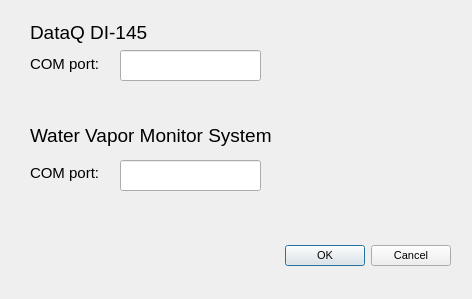
Old version of the form setup_GUI.ui in the repository jbaviation/humidity_cart.
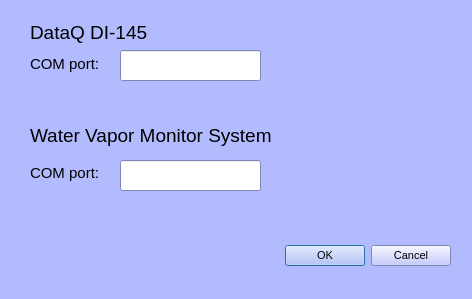
New version of the form.

Commit message: Cleaned up units, and formatting for both GUIs.  Next is to setup record capability.

Diff of the .ui file:
```diff
--- a/setup_GUI.ui
+++ b/setup_GUI.ui
@@ -10,6 +10,421 @@
     <height>299</height>
    </rect>
   </property>
+  <property name="palette">
+   <palette>
+    <active>
+     <colorrole role="WindowText">
+      <brush brushstyle="SolidPattern">
+       <color alpha="255">
+        <red>0</red>
+        <green>0</green>
+        <blue>0</blue>
+       </color>
+      </brush>
+     </colorrole>
+     <colorrole role="Button">
+      <brush brushstyle="SolidPattern">
+       <color alpha="255">
+        <red>179</red>
+        <green>187</green>
+        <blue>255</blue>
+       </color>
+      </brush>
+     </colorrole>
+     <colorrole role="Light">
+      <brush brushstyle="SolidPattern">
+       <color alpha="255">
+        <red>255</red>
+        <green>255</green>
+        <blue>255</blue>
+       </color>
+      </brush>
+     </colorrole>
+     <colorrole role="Midlight">
+      <brush brushstyle="SolidPattern">
+       <color alpha="255">
+        <red>217</red>
+        <green>221</green>
+        <blue>255</blue>
+       </color>
+      </brush>
+     </colorrole>
+     <colorrole role="Dark">
+      <brush brushstyle="SolidPattern">
+       <color alpha="255">
+        <red>89</red>
+        <green>93</green>
+        <blue>127</blue>
+       </color>
+      </brush>
+     </colorrole>
+     <colorrole role="Mid">
+      <brush brushstyle="SolidPattern">
+       <color alpha="255">
+        <red>119</red>
+        <green>125</green>
+        <blue>170</blue>
+       </color>
+      </brush>
+     </colorrole>
+     <colorrole role="Text">
+      <brush brushstyle="SolidPattern">
+       <color alpha="255">
+        <red>0</red>
+        <green>0</green>
+        <blue>0</blue>
+       </color>
+      </brush>
+     </colorrole>
+     <colorrole role="BrightText">
+      <brush brushstyle="SolidPattern">
+       <color alpha="255">
+        <red>255</red>
+        <green>255</green>
+        <blue>255</blue>
+       </color>
+      </brush>
+     </colorrole>
+     <colorrole role="ButtonText">
+      <brush brushstyle="SolidPattern">
+       <color alpha="255">
+        <red>0</red>
+        <green>0</green>
+        <blue>0</blue>
+       </color>
+      </brush>
+     </colorrole>
+     <colorrole role="Base">
+      <brush brushstyle="SolidPattern">
+       <color alpha="255">
+        <red>255</red>
+        <green>255</green>
+        <blue>255</blue>
+       </color>
+      </brush>
+     </colorrole>
+     <colorrole role="Window">
+      <brush brushstyle="SolidPattern">
+       <color alpha="255">
+        <red>179</red>
+        <green>187</green>
+        <blue>255</blue>
+       </color>
+      </brush>
+     </colorrole>
+     <colorrole role="Shadow">
+      <brush brushstyle="SolidPattern">
+       <color alpha="255">
+        <red>0</red>
+        <green>0</green>
+        <blue>0</blue>
+       </color>
+      </brush>
+     </colorrole>
+     <colorrole role="AlternateBase">
+      <brush brushstyle="SolidPattern">
+       <color alpha="255">
+        <red>217</red>
+        <green>221</green>
+        <blue>255</blue>
+       </color>
+      </brush>
+     </colorrole>
+     <colorrole role="ToolTipBase">
+      <brush brushstyle="SolidPattern">
+       <color alpha="255">
+        <red>255</red>
+        <green>255</green>
+        <blue>220</blue>
+       </color>
+      </brush>
+     </colorrole>
+     <colorrole role="ToolTipText">
+      <brush brushstyle="SolidPattern">
+       <color alpha="255">
+        <red>0</red>
+        <green>0</green>
+        <blue>0</blue>
+       </color>
+      </brush>
+     </colorrole>
+    </active>
+    <inactive>
+     <colorrole role="WindowText">
+      <brush brushstyle="SolidPattern">
+       <color alpha="255">
+        <red>0</red>
+        <green>0</green>
+        <blue>0</blue>
+       </color>
+      </brush>
+     </colorrole>
+     <colorrole role="Button">
+      <brush brushstyle="SolidPattern">
+       <color alpha="255">
+        <red>179</red>
+        <green>187</green>
+        <blue>255</blue>
+       </color>
+      </brush>
+     </colorrole>
+     <colorrole role="Light">
+      <brush brushstyle="SolidPattern">
+       <color alpha="255">
+        <red>255</red>
+        <green>255</green>
+        <blue>255</blue>
+       </color>
+      </brush>
+     </colorrole>
+     <colorrole role="Midlight">
+      <brush brushstyle="SolidPattern">
+       <color alpha="255">
+        <red>217</red>
+        <green>221</green>
+        <blue>255</blue>
+       </color>
+      </brush>
+     </colorrole>
+     <colorrole role="Dark">
+      <brush brushstyle="SolidPattern">
+       <color alpha="255">
+        <red>89</red>
+        <green>93</green>
+        <blue>127</blue>
+       </color>
+      </brush>
+     </colorrole>
+     <colorrole role="Mid">
+      <brush brushstyle="SolidPattern">
+       <color alpha="255">
+        <red>119</red>
+        <green>125</green>
+        <blue>170</blue>
+       </color>
+      </brush>
+     </colorrole>
+     <colorrole role="Text">
+      <brush brushstyle="SolidPattern">
+       <color alpha="255">
+        <red>0</red>
+        <green>0</green>
+        <blue>0</blue>
+       </color>
+      </brush>
+     </colorrole>
+     <colorrole role="BrightText">
+      <brush brushstyle="SolidPattern">
+       <color alpha="255">
+        <red>255</red>
+        <green>255</green>
+        <blue>255</blue>
+       </color>
+      </brush>
+     </colorrole>
+     <colorrole role="ButtonText">
+      <brush brushstyle="SolidPattern">
+       <color alpha="255">
+        <red>0</red>
+        <green>0</green>
+        <blue>0</blue>
+       </color>
+      </brush>
+     </colorrole>
+     <colorrole role="Base">
+      <brush brushstyle="SolidPattern">
+       <color alpha="255">
+        <red>255</red>
+        <green>255</green>
+        <blue>255</blue>
+       </color>
+      </brush>
+     </colorrole>
+     <colorrole role="Window">
+      <brush brushstyle="SolidPattern">
+       <color alpha="255">
+        <red>179</red>
+        <green>187</green>
+        <blue>255</blue>
+       </color>
+      </brush>
+     </colorrole>
+     <colorrole role="Shadow">
+      <brush brushstyle="SolidPattern">
+       <color alpha="255">
+        <red>0</red>
+        <green>0</green>
+        <blue>0</blue>
+       </color>
+      </brush>
+     </colorrole>
+     <colorrole role="AlternateBase">
+      <brush brushstyle="SolidPattern">
+       <color alpha="255">
+        <red>217</red>
+        <green>221</green>
+        <blue>255</blue>
+       </color>
+      </brush>
+     </colorrole>
+     <colorrole role="ToolTipBase">
+      <brush brushstyle="SolidPattern">
+       <color alpha="255">
+        <red>255</red>
+        <green>255</green>
+        <blue>220</blue>
+       </color>
+      </brush>
+     </colorrole>
+     <colorrole role="ToolTipText">
+      <brush brushstyle="SolidPattern">
+       <color alpha="255">
+        <red>0</red>
+        <green>0</green>
+        <blue>0</blue>
+       </color>
+      </brush>
+     </colorrole>
+    </inactive>
+    <disabled>
+     <colorrole role="WindowText">
+      <brush brushstyle="SolidPattern">
+       <color alpha="255">
+        <red>89</red>
+        <green>93</green>
+        <blue>127</blue>
+       </color>
+      </brush>
+     </colorrole>
+     <colorrole role="Button">
+      <brush brushstyle="SolidPattern">
+       <color alpha="255">
+        <red>179</red>
+        <green>187</green>
+        <blue>255</blue>
+       </color>
+      </brush>
+     </colorrole>
+     <colorrole role="Light">
+      <brush brushstyle="SolidPattern">
+       <color alpha="255">
+        <red>255</red>
+        <green>255</green>
+        <blue>255</blue>
+       </color>
+      </brush>
+     </colorrole>
+     <colorrole role="Midlight">
+      <brush brushstyle="SolidPattern">
+       <color alpha="255">
+        <red>217</red>
+        <green>221</green>
+        <blue>255</blue>
+       </color>
+      </brush>
+     </colorrole>
+     <colorrole role="Dark">
+      <brush brushstyle="SolidPattern">
+       <color alpha="255">
+        <red>89</red>
+        <green>93</green>
+        <blue>127</blue>
+       </color>
+      </brush>
+     </colorrole>
+     <colorrole role="Mid">
+      <brush brushstyle="SolidPattern">
+       <color alpha="255">
+        <red>119</red>
+        <green>125</green>
+        <blue>170</blue>
+       </color>
+      </brush>
+     </colorrole>
+     <colorrole role="Text">
+      <brush brushstyle="SolidPattern">
+       <color alpha="255">
+        <red>89</red>
+        <green>93</green>
+        <blue>127</blue>
+       </color>
+      </brush>
+     </colorrole>
+     <colorrole role="BrightText">
+      <brush brushstyle="SolidPattern">
+       <color alpha="255">
+        <red>255</red>
+        <green>255</green>
+        <blue>255</blue>
+       </color>
+      </brush>
+     </colorrole>
+     <colorrole role="ButtonText">
+      <brush brushstyle="SolidPattern">
+       <color alpha="255">
+        <red>89</red>
+        <green>93</green>
+        <blue>127</blue>
+       </color>
+      </brush>
+     </colorrole>
+     <colorrole role="Base">
+      <brush brushstyle="SolidPattern">
+       <color alpha="255">
+        <red>179</red>
+        <green>187</green>
+        <blue>255</blue>
+       </color>
+      </brush>
+     </colorrole>
+     <colorrole role="Window">
+      <brush brushstyle="SolidPattern">
+       <color alpha="255">
+        <red>179</red>
+        <green>187</green>
+        <blue>255</blue>
+       </color>
+      </brush>
+     </colorrole>
+     <colorrole role="Shadow">
+      <brush brushstyle="SolidPattern">
+       <color alpha="255">
+        <red>0</red>
+        <green>0</green>
+        <blue>0</blue>
+       </color>
+      </brush>
+     </colorrole>
+     <colorrole role="AlternateBase">
+      <brush brushstyle="SolidPattern">
+       <color alpha="255">
+        <red>179</red>
+        <green>187</green>
+        <blue>255</blue>
+       </color>
+      </brush>
+     </colorrole>
+     <colorrole role="ToolTipBase">
+      <brush brushstyle="SolidPattern">
+       <color alpha="255">
+        <red>255</red>
+        <green>255</green>
+        <blue>220</blue>
+       </color>
+      </brush>
+     </colorrole>
+     <colorrole role="ToolTipText">
+      <brush brushstyle="SolidPattern">
+       <color alpha="255">
+        <red>0</red>
+        <green>0</green>
+        <blue>0</blue>
+       </color>
+      </brush>
+     </colorrole>
+    </disabled>
+   </palette>
+  </property>
   <property name="windowTitle">
    <string>Port Configuration</string>
   </property>
```
The commit also changes 6 other files.
